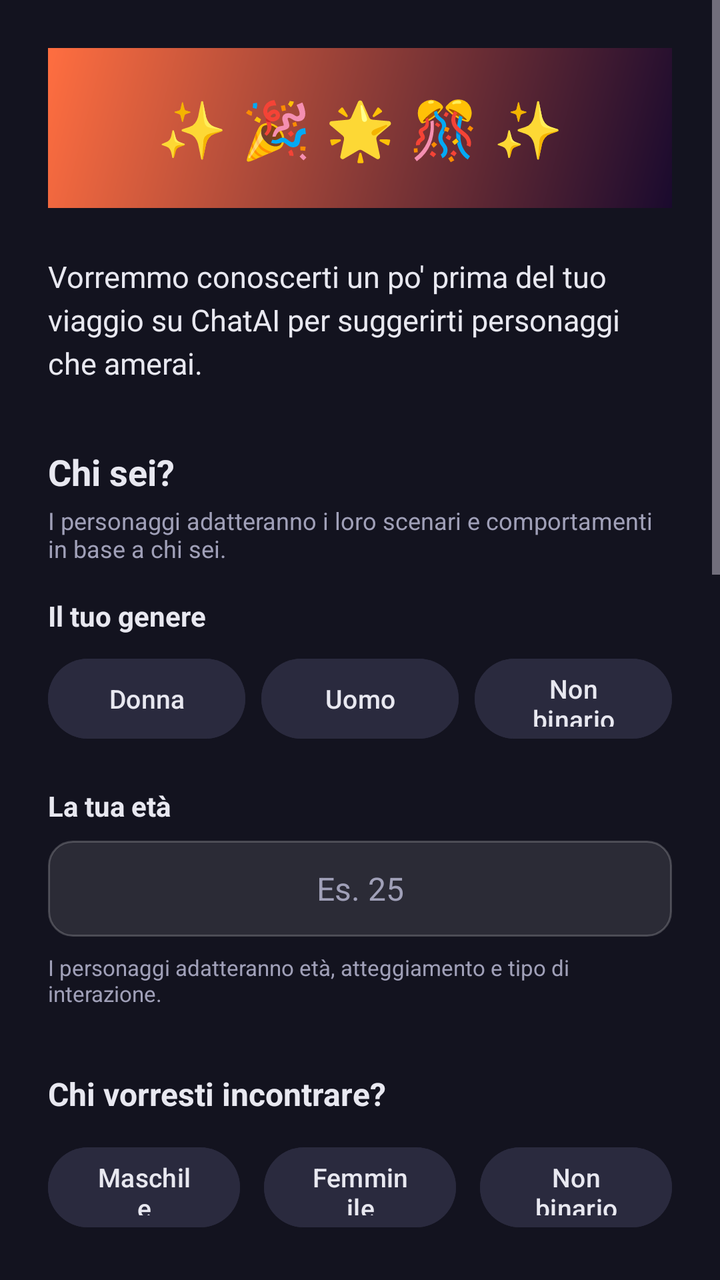
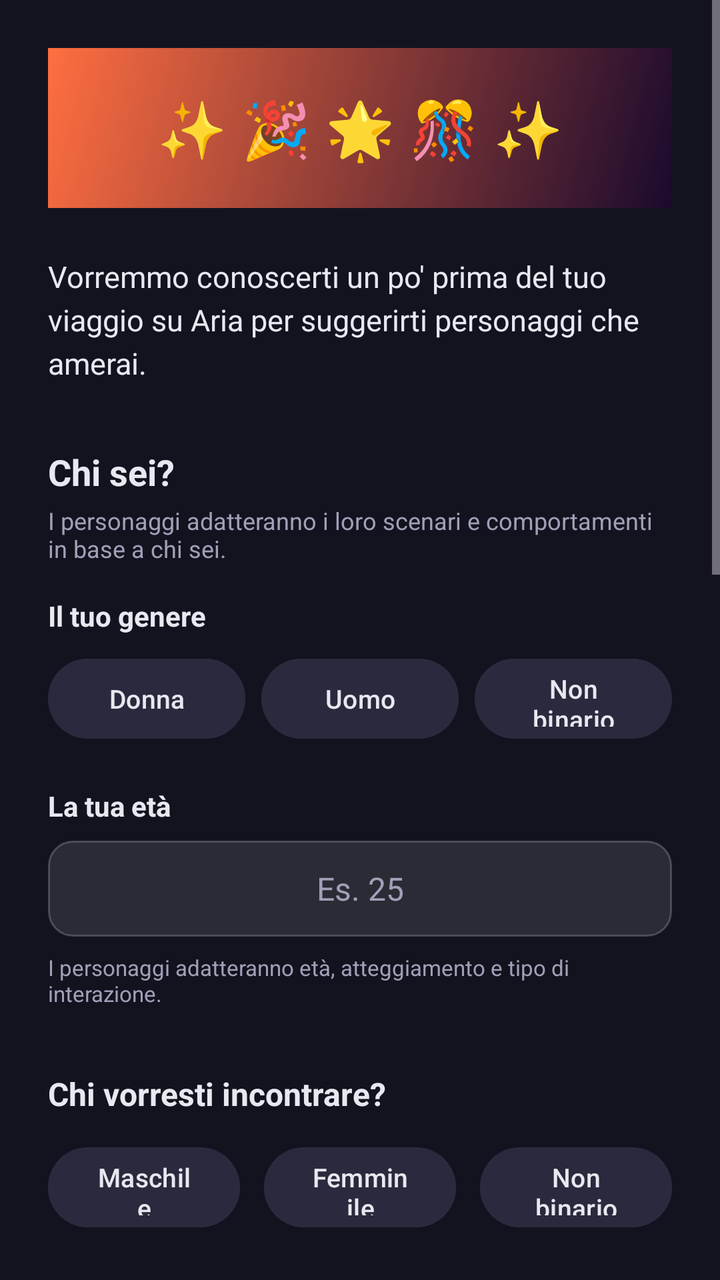

Before-and-after screenshots of an Android layout around one commit, followed by the original layout XML and the change that was made.
<!-- AndroidManifest.xml: activity theme AppTheme -->
<!-- res/layout/activity_onboarding.xml -->
<?xml version="1.0" encoding="utf-8"?>
<ScrollView
    xmlns:android="http://schemas.android.com/apk/res/android"
    android:layout_width="match_parent"
    android:layout_height="match_parent"
    android:background="@color/background">

    <LinearLayout
        android:layout_width="match_parent"
        android:layout_height="wrap_content"
        android:orientation="vertical"
        android:padding="24dp">

        
        <TextView
            android:layout_width="match_parent"
            android:layout_height="80dp"
            android:text="✨ 🎉 🌟 🎊 ✨"
            android:textSize="28sp"
            android:gravity="center"
            android:background="@drawable/gradient_background"
            android:layout_marginBottom="24dp"/>

        
        <TextView
            android:layout_width="match_parent"
            android:layout_height="wrap_content"
            android:text="Vorremmo conoscerti un po' prima del tuo viaggio su ChatAI per suggerirti personaggi che amerai."
            android:textSize="15sp"
            android:textColor="@color/on_surface"
            android:lineSpacingExtra="4dp"
            android:layout_marginBottom="32dp"/>

        
        <TextView
            android:layout_width="wrap_content"
            android:layout_height="wrap_content"
            android:text="Chi sei?"
            android:textSize="18sp"
            android:textStyle="bold"
            android:textColor="@color/on_surface"
            android:layout_marginBottom="4dp"/>

        <TextView
            android:layout_width="wrap_content"
            android:layout_height="wrap_content"
            android:text="I personaggi adatteranno i loro scenari e comportamenti in base a chi sei."
            android:textSize="12sp"
            android:textColor="@color/on_surface_variant"
            android:layout_marginBottom="16dp"/>

        
        <TextView
            android:layout_width="wrap_content"
            android:layout_height="wrap_content"
            android:text="Il tuo genere"
            android:textSize="14sp"
            android:textStyle="bold"
            android:textColor="@color/on_surface"
            android:layout_marginBottom="8dp"/>

        <LinearLayout
            android:layout_width="match_parent"
            android:layout_height="wrap_content"
            android:orientation="horizontal"
            android:gravity="center"
            android:layout_marginBottom="20dp">

            <Button
                android:id="@+id/user_gender_f"
                android:layout_width="0dp"
                android:layout_height="48dp"
                android:layout_weight="1"
                android:text="Donna"
                android:textSize="13sp"
                android:textColor="@color/on_surface"
                android:backgroundTint="@color/category_chip_bg"
                android:layout_marginEnd="4dp"
/>

            <Button
                android:id="@+id/user_gender_m"
                android:layout_width="0dp"
                android:layout_height="48dp"
                android:layout_weight="1"
                android:text="Uomo"
                android:textSize="13sp"
                android:textColor="@color/on_surface"
                android:backgroundTint="@color/category_chip_bg"
                android:layout_marginStart="4dp"
                android:layout_marginEnd="4dp"
/>

            <Button
                android:id="@+id/user_gender_nb"
                android:layout_width="0dp"
                android:layout_height="48dp"
                android:layout_weight="1"
                android:text="Non binario"
                android:textSize="13sp"
                android:textColor="@color/on_surface"
                android:backgroundTint="@color/category_chip_bg"
                android:layout_marginStart="4dp"
/>
        </LinearLayout>

        
        <TextView
            android:layout_width="wrap_content"
            android:layout_height="wrap_content"
            android:text="La tua età"
            android:textSize="14sp"
            android:textStyle="bold"
            android:textColor="@color/on_surface"
            android:layout_marginBottom="8dp"/>

        <EditText
            android:id="@+id/user_age_input"
            android:layout_width="match_parent"
            android:layout_height="48dp"
            android:background="@drawable/rounded_chip_bg"
            android:hint="Es. 25"
            android:inputType="number"
            android:maxLength="2"
            android:gravity="center"
            android:textSize="16sp"
            android:textColor="@color/on_surface"
            android:textColorHint="@color/on_surface_variant"
            android:layout_marginBottom="8dp"/>

        <TextView
            android:layout_width="wrap_content"
            android:layout_height="wrap_content"
            android:text="I personaggi adatteranno età, atteggiamento e tipo di interazione."
            android:textSize="11sp"
            android:textColor="@color/on_surface_variant"
            android:layout_marginBottom="32dp"/>

        
        
        <TextView
            android:layout_width="wrap_content"
            android:layout_height="wrap_content"
            android:text="Chi vorresti incontrare?"
            android:textSize="16sp"
            android:textStyle="bold"
            android:textColor="@color/on_surface"
            android:layout_marginBottom="12dp"/>

        <LinearLayout
            android:layout_width="match_parent"
            android:layout_height="wrap_content"
            android:orientation="horizontal"
            android:gravity="center"
            android:layout_marginBottom="32dp">

            <Button
                android:id="@+id/gender_chip_m"
                android:layout_width="0dp"
                android:layout_height="48dp"
                android:layout_weight="1"
                android:text="Maschile"
                android:textSize="13sp"
                android:textColor="@color/on_surface"
                android:backgroundTint="@color/category_chip_bg"
                android:layout_marginEnd="6dp"
/>

            <Button
                android:id="@+id/gender_chip_f"
                android:layout_width="0dp"
                android:layout_height="48dp"
                android:layout_weight="1"
                android:text="Femminile"
                android:textSize="13sp"
                android:textColor="@color/on_surface"
                android:backgroundTint="@color/category_chip_bg"
                android:layout_marginStart="6dp"
                android:layout_marginEnd="6dp"
/>

            <Button
                android:id="@+id/gender_chip_nb"
                android:layout_width="0dp"
                android:layout_height="48dp"
                android:layout_weight="1"
                android:text="Non binario"
                android:textSize="13sp"
                android:textColor="@color/on_surface"
                android:backgroundTint="@color/category_chip_bg"
                android:layout_marginStart="6dp"
/>
        </LinearLayout>

        
        <TextView
            android:layout_width="wrap_content"
            android:layout_height="wrap_content"
            android:text="Fascia d'età (facoltativo)"
            android:textSize="16sp"
            android:textStyle="bold"
            android:textColor="@color/on_surface"
            android:layout_marginBottom="12dp"/>

        <LinearLayout
            android:layout_width="match_parent"
            android:layout_height="wrap_content"
            android:orientation="horizontal"
            android:gravity="center"
            android:layout_marginBottom="32dp">

            <Button
                android:id="@+id/age_18_24"
                android:layout_width="0dp"
                android:layout_height="48dp"
                android:layout_weight="1"
                android:text="18-24"
                android:textSize="13sp"
                android:textColor="@color/on_surface"
                android:backgroundTint="@color/category_chip_bg"
                android:layout_marginEnd="4dp"
/>

            <Button
                android:id="@+id/age_25_34"
                android:layout_width="0dp"
                android:layout_height="48dp"
                android:layout_weight="1"
                android:text="25-34"
                android:textSize="13sp"
                android:textColor="@color/on_surface"
                android:backgroundTint="@color/category_chip_bg"
                android:layout_marginStart="4dp"
                android:layout_marginEnd="4dp"
/>

            <Button
                android:id="@+id/age_35_44"
                android:layout_width="0dp"
                android:layout_height="48dp"
                android:layout_weight="1"
                android:text="35-44"
                android:textSize="13sp"
                android:textColor="@color/on_surface"
                android:backgroundTint="@color/category_chip_bg"
                android:layout_marginStart="4dp"
                android:layout_marginEnd="4dp"
/>

            <Button
                android:id="@+id/age_45_plus"
                android:layout_width="0dp"
                android:layout_height="48dp"
                android:layout_weight="1"
                android:text="45+"
                android:textSize="13sp"
                android:textColor="@color/on_surface"
                android:backgroundTint="@color/category_chip_bg"
                android:layout_marginStart="4dp"
/>
        </LinearLayout>

        
        <TextView
            android:layout_width="wrap_content"
            android:layout_height="wrap_content"
            android:text="Categoria di interesse (facoltativo, max 3)"
            android:textSize="16sp"
            android:textStyle="bold"
            android:textColor="@color/on_surface"
            android:layout_marginBottom="12dp"/>

        <TextView
            android:id="@+id/interest_counter"
            android:layout_width="wrap_content"
            android:layout_height="wrap_content"
            android:text="0/3 selezionati"
            android:textSize="12sp"
            android:textColor="@color/on_surface_variant"
            android:layout_marginBottom="12dp"/>

        <LinearLayout
            android:layout_width="match_parent"
            android:layout_height="wrap_content"
            android:orientation="vertical"
            android:layout_marginBottom="32dp">

            <LinearLayout
                android:layout_width="match_parent"
                android:layout_height="wrap_content"
                android:orientation="horizontal"
                android:gravity="center">

                <Button
                    android:id="@+id/tag_anime"
                    android:layout_width="0dp"
                    android:layout_height="48dp"
                    android:layout_weight="1"
                    android:text="Anime"
                    android:textSize="12sp"
                    android:textColor="@color/on_surface"
                    android:backgroundTint="@color/category_chip_bg"
                    android:layout_marginEnd="4dp"
                    android:layout_marginBottom="4dp"
    />

                <Button
                    android:id="@+id/tag_mafia"
                    android:layout_width="0dp"
                    android:layout_height="48dp"
                    android:layout_weight="1"
                    android:text="Mafia"
                    android:textSize="12sp"
                    android:textColor="@color/on_surface"
                    android:backgroundTint="@color/category_chip_bg"
                    android:layout_marginStart="4dp"
                    android:layout_marginEnd="4dp"
                    android:layout_marginBottom="4dp"
    />

                <Button
                    android:id="@+id/tag_romantico"
                    android:layout_width="0dp"
                    android:layout_height="48dp"
                    android:layout_weight="1"
                    android:text="Romantico"
                    android:textSize="12sp"
                    android:textColor="@color/on_surface"
                    android:backgroundTint="@color/category_chip_bg"
                    android:layout_marginStart="4dp"
                    android:layout_marginBottom="4dp"
    />
            </LinearLayout>

            <LinearLayout
                android:layout_width="match_parent"
                android:layout_height="wrap_content"
                android:orientation="horizontal"
                android:gravity="center">

                <Button
                    android:id="@+id/tag_oc"
                    android:layout_width="0dp"
                    android:layout_height="48dp"
                    android:layout_weight="1"
                    android:text="OC"
                    android:textSize="12sp"
                    android:textColor="@color/on_surface"
                    android:backgroundTint="@color/category_chip_bg"
                    android:layout_marginEnd="4dp"
                    android:layout_marginBottom="4dp"
    />

                <Button
                    android:id="@+id/tag_piccante"
                    android:layout_width="0dp"
                    android:layout_height="48dp"
                    android:layout_weight="1"
                    android:text="Piccante"
                    android:textSize="12sp"
                    android:textColor="@color/on_surface"
                    android:backgroundTint="@color/category_chip_bg"
                    android:layout_marginStart="4dp"
                    android:layout_marginEnd="4dp"
                    android:layout_marginBottom="4dp"
    />

                <Button
                    android:id="@+id/tag_premuroso"
                    android:layout_width="0dp"
                    android:layout_height="48dp"
                    android:layout_weight="1"
                    android:text="Premuroso"
                    android:textSize="12sp"
                    android:textColor="@color/on_surface"
                    android:backgroundTint="@color/category_chip_bg"
                    android:layout_marginStart="4dp"
                    android:layout_marginBottom="4dp"
    />
            </LinearLayout>

            <LinearLayout
                android:layout_width="match_parent"
                android:layout_height="wrap_content"
                android:orientation="horizontal"
                android:gravity="center">

                <Button
                    android:id="@+id/tag_protettivo"
                    android:layout_width="0dp"
                    android:layout_height="48dp"
                    android:layout_weight="1"
                    android:text="Protettivo"
                    android:textSize="12sp"
                    android:textColor="@color/on_surface"
                    android:backgroundTint="@color/category_chip_bg"
                    android:layout_marginEnd="4dp"
                    android:layout_marginBottom="4dp"
    />

                <Button
                    android:id="@+id/tag_cattivo"
                    android:layout_width="0dp"
                    android:layout_height="48dp"
                    android:layout_weight="1"
                    android:text="Cattivo"
                    android:textSize="12sp"
                    android:textColor="@color/on_surface"
                    android:backgroundTint="@color/category_chip_bg"
                    android:layout_marginStart="4dp"
                    android:layout_marginEnd="4dp"
                    android:layout_marginBottom="4dp"
    />

                <Button
                    android:id="@+id/tag_realizzato_dai_fan"
                    android:layout_width="0dp"
                    android:layout_height="48dp"
                    android:layout_weight="1"
                    android:text="Fan made"
                    android:textSize="12sp"
                    android:textColor="@color/on_surface"
                    android:backgroundTint="@color/category_chip_bg"
                    android:layout_marginStart="4dp"
                    android:layout_marginBottom="4dp"
    />
            </LinearLayout>

            <LinearLayout
                android:layout_width="match_parent"
                android:layout_height="wrap_content"
                android:orientation="horizontal"
                android:gravity="center">

                <Button
                    android:id="@+id/tag_fittizio"
                    android:layout_width="0dp"
                    android:layout_height="48dp"
                    android:layout_weight="1"
                    android:text="Fittizio"
                    android:textSize="12sp"
                    android:textColor="@color/on_surface"
                    android:backgroundTint="@color/category_chip_bg"
                    android:layout_marginEnd="4dp"
                    android:layout_marginBottom="4dp"
    />

                <Button
                    android:id="@+id/tag_amore_proibito"
                    android:layout_width="0dp"
                    android:layout_height="48dp"
                    android:layout_weight="1"
                    android:text="Amore proibito"
                    android:textSize="12sp"
                    android:textColor="@color/on_surface"
                    android:backgroundTint="@color/category_chip_bg"
                    android:layout_marginStart="4dp"
                    android:layout_marginEnd="4dp"
                    android:layout_marginBottom="4dp"
    />

                <Button
                    android:id="@+id/tag_punto_di_vista_femminile"
                    android:layout_width="0dp"
                    android:layout_height="48dp"
                    android:layout_weight="1"
                    android:text="POV femminile"
                    android:textSize="12sp"
                    android:textColor="@color/on_surface"
                    android:backgroundTint="@color/category_chip_bg"
                    android:layout_marginStart="4dp"
                    android:layout_marginBottom="4dp"
    />
            </LinearLayout>

            <LinearLayout
                android:layout_width="match_parent"
                android:layout_height="wrap_content"
                android:orientation="horizontal"
                android:gravity="center">

                <Button
                    android:id="@+id/tag_atletico"
                    android:layout_width="0dp"
                    android:layout_height="48dp"
                    android:layout_weight="1"
                    android:text="Atletico"
                    android:textSize="12sp"
                    android:textColor="@color/on_surface"
                    android:backgroundTint="@color/category_chip_bg"
                    android:layout_marginEnd="4dp"
                    android:layout_marginBottom="4dp"
    />

                <Button
                    android:id="@+id/tag_musica"
                    android:layout_width="0dp"
                    android:layout_height="48dp"
                    android:layout_weight="1"
                    android:text="Musica"
                    android:textSize="12sp"
                    android:textColor="@color/on_surface"
                    android:backgroundTint="@color/category_chip_bg"
                    android:layout_marginStart="4dp"
                    android:layout_marginEnd="4dp"
                    android:layout_marginBottom="4dp"
    />

                <Button
                    android:id="@+id/tag_arte"
                    android:layout_width="0dp"
                    android:layout_height="48dp"
                    android:layout_weight="1"
                    android:text="Arte"
                    android:textSize="12sp"
                    android:textColor="@color/on_surface"
                    android:backgroundTint="@color/category_chip_bg"
                    android:layout_marginStart="4dp"
                    android:layout_marginBottom="4dp"
    />
            </LinearLayout>

            <LinearLayout
                android:layout_width="match_parent"
                android:layout_height="wrap_content"
                android:orientation="horizontal"
                android:gravity="center">

                <Button
                    android:id="@+id/tag_gaming"
                    android:layout_width="0dp"
                    android:layout_height="48dp"
                    android:layout_weight="1"
                    android:text="Gaming"
                    android:textSize="12sp"
                    android:textColor="@color/on_surface"
                    android:backgroundTint="@color/category_chip_bg"
                    android:layout_marginEnd="4dp"
                    android:layout_marginBottom="4dp"
    />

                <Button
                    android:id="@+id/tag_sport"
                    android:layout_width="0dp"
                    android:layout_height="48dp"
                    android:layout_weight="1"
                    android:text="Sport"
                    android:textSize="12sp"
                    android:textColor="@color/on_surface"
                    android:backgroundTint="@color/category_chip_bg"
                    android:layout_marginStart="4dp"
                    android:layout_marginEnd="4dp"
                    android:layout_marginBottom="4dp"
    />

                <Button
                    android:id="@+id/tag_cucina"
                    android:layout_width="0dp"
                    android:layout_height="48dp"
                    android:layout_weight="1"
                    android:text="Cucina"
                    android:textSize="12sp"
                    android:textColor="@color/on_surface"
                    android:backgroundTint="@color/category_chip_bg"
                    android:layout_marginStart="4dp"
                    android:layout_marginBottom="4dp"
    />
            </LinearLayout>

            <LinearLayout
                android:layout_width="match_parent"
                android:layout_height="wrap_content"
                android:orientation="horizontal"
                android:gravity="center">

                <Button
                    android:id="@+id/tag_viaggi"
                    android:layout_width="0dp"
                    android:layout_height="48dp"
                    android:layout_weight="1"
                    android:text="Viaggi"
                    android:textSize="12sp"
                    android:textColor="@color/on_surface"
                    android:backgroundTint="@color/category_chip_bg"
                    android:layout_marginEnd="4dp"
                    android:layout_marginBottom="4dp"
    />

                <Button
                    android:id="@+id/tag_tecnologia"
                    android:layout_width="0dp"
                    android:layout_height="48dp"
                    android:layout_weight="1"
                    android:text="Tecnologia"
                    android:textSize="12sp"
                    android:textColor="@color/on_surface"
                    android:backgroundTint="@color/category_chip_bg"
                    android:layout_marginStart="4dp"
                    android:layout_marginEnd="4dp"
                    android:layout_marginBottom="4dp"
    />

                <Button
                    android:id="@+id/tag_moda"
                    android:layout_width="0dp"
                    android:layout_height="48dp"
                    android:layout_weight="1"
                    android:text="Moda"
                    android:textSize="12sp"
                    android:textColor="@color/on_surface"
                    android:backgroundTint="@color/category_chip_bg"
                    android:layout_marginStart="4dp"
                    android:layout_marginBottom="4dp"
    />
            </LinearLayout>

            <LinearLayout
                android:layout_width="match_parent"
                android:layout_height="wrap_content"
                android:orientation="horizontal"
                android:gravity="center">

                <Button
                    android:id="@+id/tag_natura"
                    android:layout_width="0dp"
                    android:layout_height="48dp"
                    android:layout_weight="1"
                    android:text="Natura"
                    android:textSize="12sp"
                    android:textColor="@color/on_surface"
                    android:backgroundTint="@color/category_chip_bg"
                    android:layout_marginEnd="4dp"
                    android:layout_marginBottom="4dp"
    />

                <Button
                    android:id="@+id/tag_storia"
                    android:layout_width="0dp"
                    android:layout_height="48dp"
                    android:layout_weight="1"
                    android:text="Storia"
                    android:textSize="12sp"
                    android:textColor="@color/on_surface"
                    android:backgroundTint="@color/category_chip_bg"
                    android:layout_marginStart="4dp"
                    android:layout_marginEnd="4dp"
                    android:layout_marginBottom="4dp"
    />

                <Button
                    android:id="@+id/tag_scienza"
                    android:layout_width="0dp"
                    android:layout_height="48dp"
                    android:layout_weight="1"
                    android:text="Scienza"
                    android:textSize="12sp"
                    android:textColor="@color/on_surface"
                    android:backgroundTint="@color/category_chip_bg"
                    android:layout_marginStart="4dp"
                    android:layout_marginBottom="4dp"
    />
            </LinearLayout>

            <LinearLayout
                android:layout_width="match_parent"
                android:layout_height="wrap_content"
                android:orientation="horizontal"
                android:gravity="center">

                <Button
                    android:id="@+id/tag_mistero"
                    android:layout_width="0dp"
                    android:layout_height="48dp"
                    android:layout_weight="1"
                    android:text="Mistero"
                    android:textSize="12sp"
                    android:textColor="@color/on_surface"
                    android:backgroundTint="@color/category_chip_bg"
                    android:layout_marginEnd="4dp"
                    android:layout_marginBottom="4dp"
    />

                <Button
                    android:id="@+id/tag_spiritualita"
                    android:layout_width="0dp"
                    android:layout_height="48dp"
                    android:layout_weight="1"
                    android:text="Spiritualità"
                    android:textSize="12sp"
                    android:textColor="@color/on_surface"
                    android:backgroundTint="@color/category_chip_bg"
                    android:layout_marginStart="4dp"
                    android:layout_marginBottom="4dp"
    />

                <Button
                    android:layout_width="0dp"
                    android:layout_height="48dp"
                    android:layout_weight="1"
                    android:visibility="invisible"/>
            </LinearLayout>

        </LinearLayout>

        
        <Button
            android:id="@+id/btn_onboarding_confirm"
            android:layout_width="match_parent"
            android:layout_height="52dp"
            android:text="Entra in ChatAI"
            android:textSize="16sp"
            android:textColor="@color/on_primary"
            android:backgroundTint="@color/primary"
            android:enabled="false"
            android:layout_marginBottom="24dp"/>

    </LinearLayout>

</ScrollView>
<!-- resources referenced by this layout -->
<resources>
  <color name="background">#13131F</color>
  <color name="category_chip_bg">#2A2A3E</color>
  <color name="on_primary">#FFFFFF</color>
  <color name="on_surface">#E8E8F0</color>
  <color name="on_surface_variant">#A0A0B8</color>
  <color name="primary">#7C4DFF</color>
  <!-- drawable gradient_background (drawable) -->
  <?xml version="1.0" encoding="utf-8"?>
  <shape xmlns:android="http://schemas.android.com/apk/res/android" android:shape="rectangle">
      <gradient
          android:startColor="@color/login_gradient_start"
          android:endColor="@color/tertiary"
          android:angle="135" />
  </shape>
  <!-- drawable rounded_chip_bg (drawable) -->
  <?xml version="1.0" encoding="utf-8"?>
  <shape xmlns:android="http://schemas.android.com/apk/res/android"
      android:shape="rectangle">
      <solid android:color="@color/chip_surface"/>
      <corners android:radius="12dp"/>
      <stroke android:width="1dp" android:color="@color/chip_border"/>
      <padding android:left="12dp" android:right="12dp" android:top="4dp" android:bottom="4dp"/>
  </shape>
  <style name="AppTheme" parent="Theme.Material3.Dark.NoActionBar">
          <item name="colorPrimary">@color/primary</item>
          <item name="colorOnPrimary">@color/on_primary</item>
          <item name="colorPrimaryContainer">@color/primary_dark</item>
          <item name="colorOnPrimaryContainer">@color/on_primary</item>
          <item name="colorSecondary">@color/secondary</item>
          <item name="colorTertiary">@color/tertiary</item>
          <item name="colorSurface">@color/surface</item>
          <item name="colorOnSurface">@color/on_surface</item>
          <item name="colorSurfaceVariant">@color/surface_variant</item>
          <item name="colorOnSurfaceVariant">@color/on_surface_variant</item>
          <item name="colorSurfaceContainer">@color/surface_container</item>
          <item name="android:colorBackground">@color/background</item>
          <item name="android:windowBackground">@color/background</item>
          <item name="android:statusBarColor">@color/background_dark</item>
          <item name="android:navigationBarColor">@color/bottom_nav_bg</item>
          <item name="android:windowLightStatusBar">false</item>
          <item name="colorError">@color/error</item>
          <item name="colorOnError">@color/on_primary</item>
          <item name="colorErrorContainer">@color/error_container</item>
          <item name="colorOutline">@color/outline</item>
      </style>
  <color name="login_gradient_start">#1A0A2E</color>
  <color name="tertiary">#FF6E40</color>
  <color name="chip_surface">#1AFFFFFF</color>
  <color name="chip_border">#33FFFFFF</color>
  <color name="primary_dark">#651FFF</color>
  <color name="secondary">#03DAC6</color>
  <color name="surface">#1E1E2E</color>
  <color name="surface_variant">#3A3A4E</color>
  <color name="surface_container">#2A2A3E</color>
  <color name="background_dark">#0D0D16</color>
  <color name="bottom_nav_bg">#1A1A2E</color>
  <color name="error">#FF5252</color>
  <color name="error_container">#3E1A1A</color>
  <color name="outline">#3A3A4E</color>
</resources>

<!-- the commit's change to res/layout/activity_onboarding.xml (unified diff, before → after) -->
@@ -25,7 +25,7 @@
         <TextView
             android:layout_width="match_parent"
             android:layout_height="wrap_content"
-            android:text="Vorremmo conoscerti un po' prima del tuo viaggio su ChatAI per suggerirti personaggi che amerai."
+            android:text="Vorremmo conoscerti un po' prima del tuo viaggio su Aria per suggerirti personaggi che amerai."
             android:textSize="15sp"
             android:textColor="@color/on_surface"
             android:lineSpacingExtra="4dp"
@@ -707,7 +707,7 @@
             android:id="@+id/btn_onboarding_confirm"
             android:layout_width="match_parent"
             android:layout_height="52dp"
-            android:text="Entra in ChatAI"
+            android:text="Entra in Aria"
             android:textSize="16sp"
             android:textColor="@color/on_primary"
             android:backgroundTint="@color/primary"
